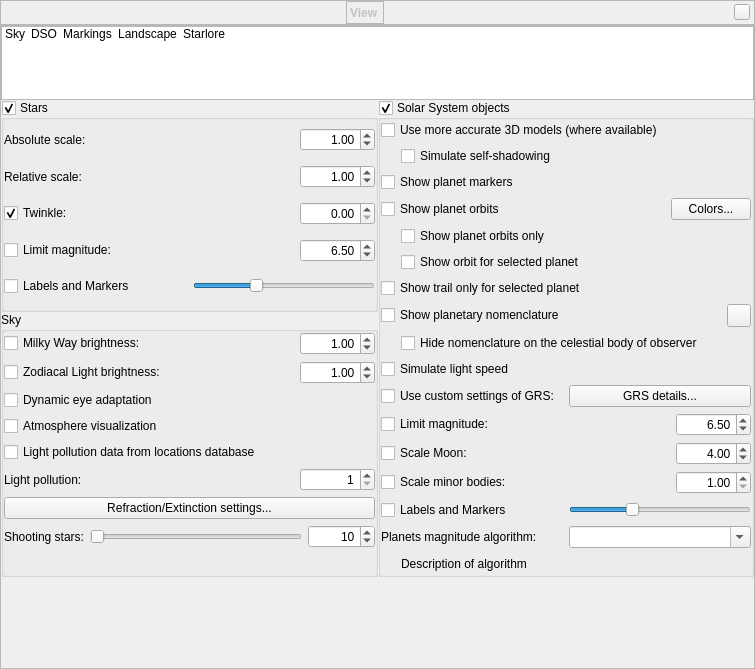
The window that src/gui/viewDialog.ui (519984307/stellarium_src) describes before a commit, drawn with Qt 5.
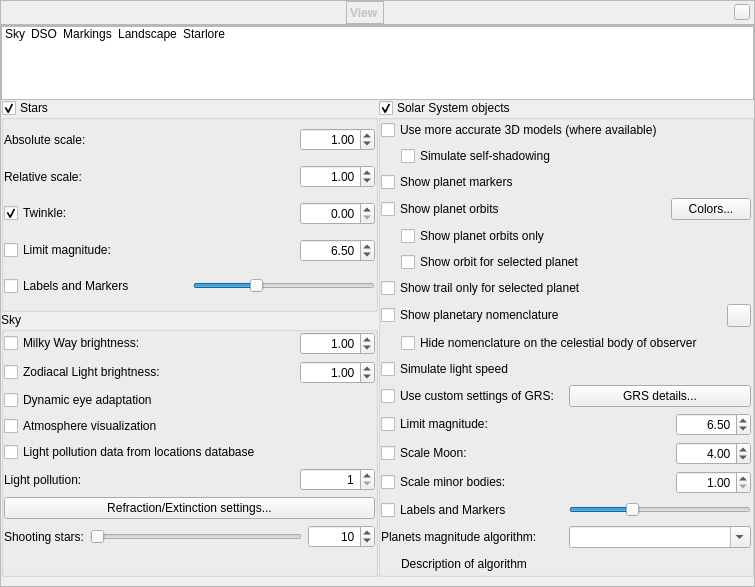
The same window after the commit. Icons and pictures are not drawn. Custom widgets are drawn as their Qt base class.

The edit to the form file:
```diff
--- a/src/gui/viewDialog.ui
+++ b/src/gui/viewDialog.ui
@@ -7,7 +7,7 @@
     <x>0</x>
     <y>0</y>
     <width>755</width>
-    <height>669</height>
+    <height>400</height>
    </rect>
   </property>
   <property name="font">
```
